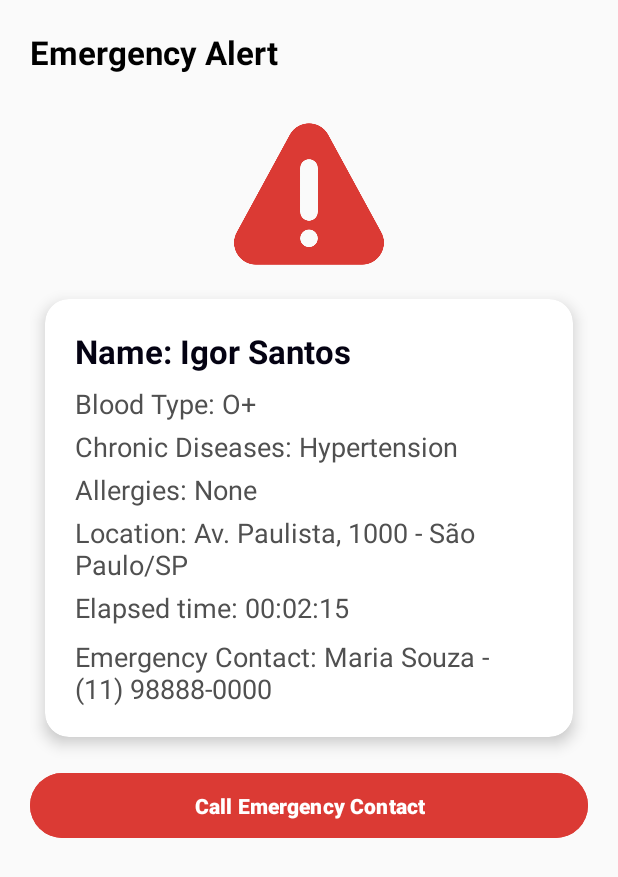
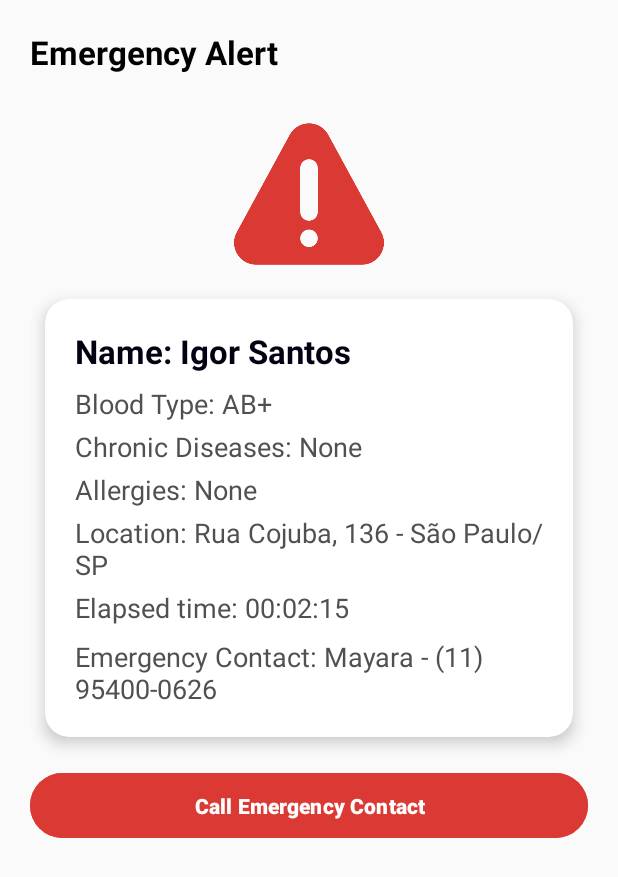
Before and after one commit to MayaSilva6980/BeMax, an Android app: the layout frm_alerta.xml on its own in the app's theme, with its tools: preview values and no code run, on a phone screen of 412 x 824 dp. Shown: the top 877 px of the screen. Run offline under Robolectric (Android 15) with nearby library versions, the phone set to English and light mode, and no system bars.

Commit message:
ajustes dos textos da tela de alerta

```diff
--- a/app/src/main/java/com/example/bemax/ui/fragments/AlertFragment.java
+++ b/app/src/main/java/com/example/bemax/ui/fragments/AlertFragment.java
@@ -34,7 +34,7 @@ public class AlertFragment extends Fragment implements View.OnClickListener
 
     MainActivity mainActivity = null;
     private
-    String telefoneParente = "11999998888";
+    String telefoneParente = "11954000626";
     public AlertFragment(MainActivity principal)
     {
         mainActivity = principal;
--- a/app/src/main/res/values/strings.xml
+++ b/app/src/main/res/values/strings.xml
@@ -368,14 +368,14 @@
     <!-- ============================================================ -->
     <string name="alert_emergency_title">Emergency Alert</string>
     <string name="alert_emergency_active">Active Emergency</string>
-    <string name="alert_user_summary">O+ | 72 years | Hypertensive</string>
+    <string name="alert_user_summary">AB+ | 21 years </string>
     <string name="alert_name_default">Name: Igor Santos</string>
-    <string name="alert_blood_type_default">Blood Type: O+</string>
-    <string name="alert_diseases_default">Chronic Diseases: Hypertension</string>
+    <string name="alert_blood_type_default">Blood Type: AB+</string>
+    <string name="alert_diseases_default">Chronic Diseases: None</string>
     <string name="alert_allergies_default">Allergies: None</string>
-    <string name="alert_location_default">Location: Av. Paulista, 1000 - São Paulo/SP</string>
+    <string name="alert_location_default">Location: Rua Cojuba, 136 - São Paulo/SP</string>
     <string name="alert_time_default">Elapsed time: 00:02:15</string>
-    <string name="alert_contact_default">Emergency Contact: Maria Souza - (11) 98888-0000</string>
+    <string name="alert_contact_default">Emergency Contact: Mayara  - (11) 95400-0626</string>
 
     <!-- Alert Buttons -->
     <string name="alert_call_emergency">Call Emergency Contact</string>
```
